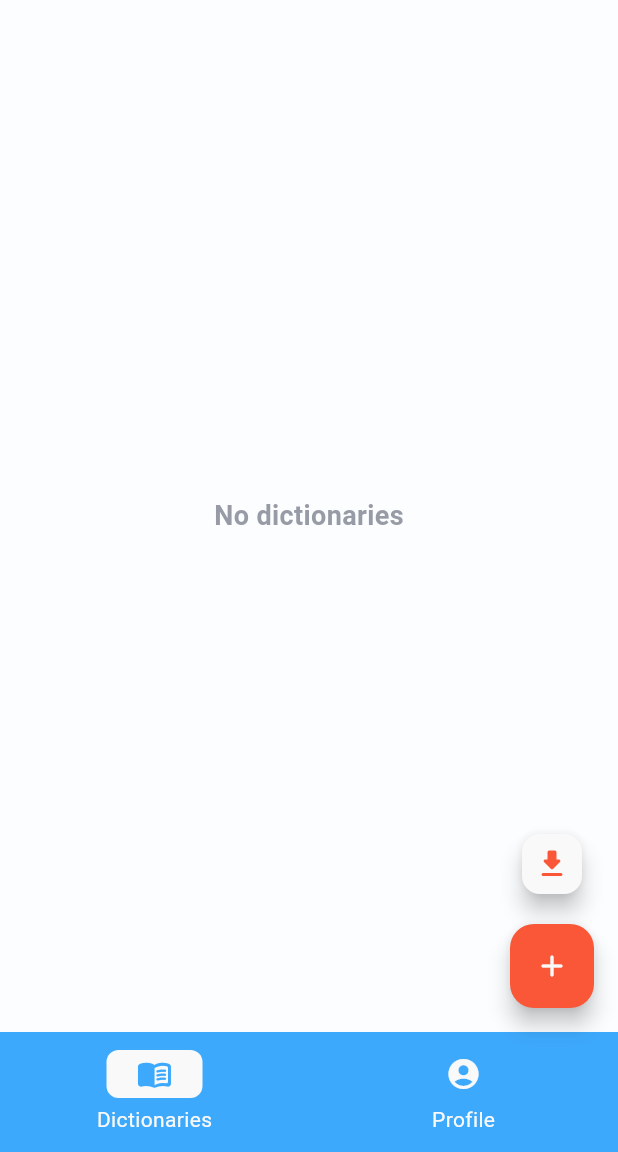
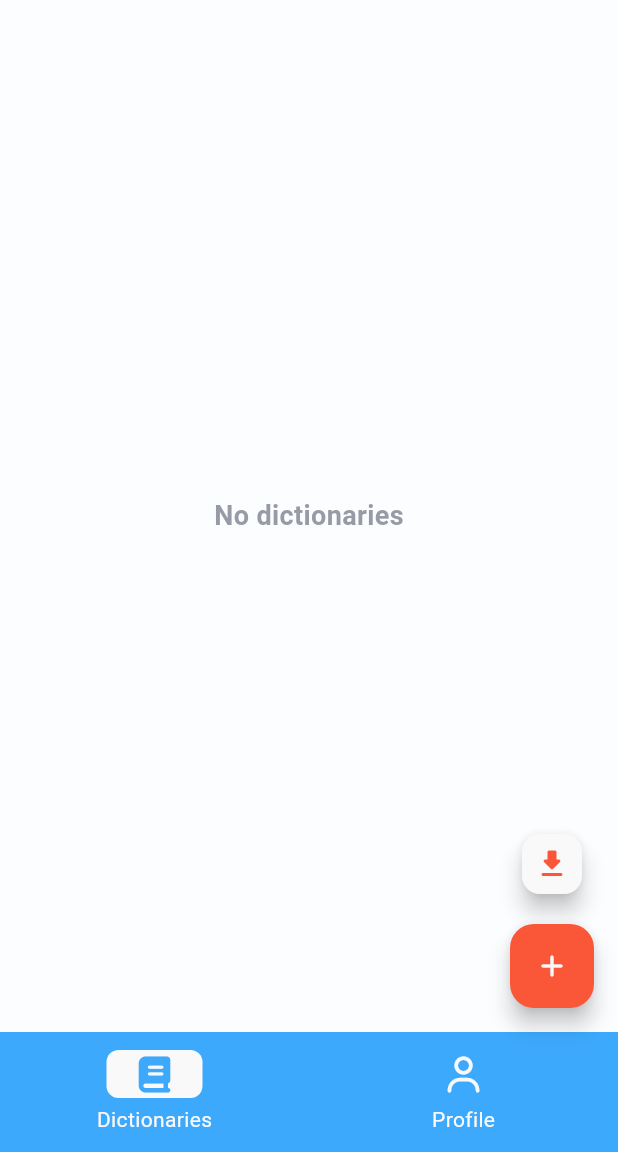
Before and after one commit to 11aghayan/lexivo-flutter, a Flutter app: the screen it shows after launch, on a phone screen of 412 x 824 dp, the part 84-1236 px from its top. Run offline on Flutter 3.47's test engine with Material 3 defaults, Android fonts, the phone set to English and light mode, and no system bars; our stand-ins replace auto_size_text, file_picker, font_awesome_flutter, shared_preferences.

Commit message:
icons updated

```diff
--- a/lib/views/widgets/components/btns/main_page_fab_widget.dart
+++ b/lib/views/widgets/components/btns/main_page_fab_widget.dart
@@ -6,13 +6,8 @@ import 'package:lexivo_flutter/views/theme/theme_colors.dart';
 import 'package:lexivo_flutter/views/widgets/components/dialogs/add_dict_dialog_widget.dart';
 
 class MainPageFabWidget extends StatelessWidget {
-  const MainPageFabWidget({
-    super.key,
-    required this.pageIndex,
-    required this.addDictionary,
-  });
+  const MainPageFabWidget({super.key, required this.addDictionary});
 
-  final int pageIndex;
   final Function(Dictionary) addDictionary;
 
   @override
@@ -28,8 +23,7 @@ class MainPageFabWidget extends StatelessWidget {
       child: Column(
         mainAxisSize: MainAxisSize.min,
         spacing: Sizes.fabVerticalSpacing,
-        children: pageIndex == 0
-            ? [
+        children: [
           FloatingActionButton.small(
             heroTag: "main_page_import_dict_fab",
             onPressed: importDict,
@@ -46,8 +40,7 @@ class MainPageFabWidget extends StatelessWidget {
             onPressed: () => showAddDictDialog(context),
             child: Icon(Icons.add_rounded),
           ),
-              ]
-            : [],
+        ],
       ),
     );
   }
--- a/lib/views/widgets/main_page_widget_tree.dart
+++ b/lib/views/widgets/main_page_widget_tree.dart
@@ -1,5 +1,6 @@
 import 'package:auto_size_text/auto_size_text.dart';
 import 'package:flutter/material.dart';
+import 'package:font_awesome_flutter/font_awesome_flutter.dart';
 import 'package:lexivo_flutter/constants/strings/strings.dart';
 import 'package:lexivo_flutter/data/notifiers.dart';
 import 'package:lexivo_flutter/data/page_data.dart';
@@ -29,6 +30,7 @@ class MainPageWidgetTree extends StatefulWidget {
 }
 
 class _MainPageWidgetTreeState extends State<MainPageWidgetTree> {
+  final strings = KStrings.getStringsForLang(appLangNotifier.value);
   int pageIndex = 0;
 
   @override
@@ -36,13 +38,13 @@ class _MainPageWidgetTreeState extends State<MainPageWidgetTree> {
     List<PageData> pages = [
       PageData(
         "dictionariesPageLabel",
-        Icons.menu_book_rounded,
+        FontAwesomeIcons.book,
         DictionariesPage(
           updateDictionary: updateDictionary,
           deleteDictionary: deleteDictionary,
         ),
       ),
-      PageData("profilePageLabel", Icons.account_circle, ProfilePage()),
+      PageData("profilePageLabel", FontAwesomeIcons.user, ProfilePage()),
     ];
 
     bool isOrientationLandscape =
@@ -92,10 +94,9 @@ class _MainPageWidgetTreeState extends State<MainPageWidgetTree> {
               selectedPageIndex: pageIndex,
               setPageIndex: setPageIndex,
             ),
-      floatingActionButton: MainPageFabWidget(
-        pageIndex: pageIndex,
-        addDictionary: addDictionary,
-      ),
+      floatingActionButton: pageIndex == 0
+          ? MainPageFabWidget(addDictionary: addDictionary)
+          : null,
     );
   }
 
@@ -107,7 +108,6 @@ class _MainPageWidgetTreeState extends State<MainPageWidgetTree> {
 
   void addDictionary(Dictionary dict) {
     bool success = Dictionary.addDictionary(dict);
-    KStrings strings = KStrings.getStringsForLang(appLangNotifier.value);
     showOperationResultSnackbar(
       context: context,
       text: success
@@ -124,7 +124,6 @@ class _MainPageWidgetTreeState extends State<MainPageWidgetTree> {
 
   void updateDictionary(Dictionary dict, Language newLang) {
     bool success = dict.setLanguage(newLang);
-    KStrings strings = KStrings.getStringsForLang(appLangNotifier.value);
     showOperationResultSnackbar(
       context: context,
       text: success
@@ -143,7 +142,7 @@ class _MainPageWidgetTreeState extends State<MainPageWidgetTree> {
     dict.delete();
     showOperationResultSnackbar(
       context: context,
-      text: KStrings.getStringsForLang(appLangNotifier.value).dictionaryDeleted,
+      text: strings.dictionaryDeleted,
       isSuccess: true,
     );
     setState(() {});
--- a/pubspec.yaml
+++ b/pubspec.yaml
@@ -16,6 +16,7 @@ dependencies:
   uuid: ^4.5.1
   visibility_detector: ^0.4.0+2
   auto_size_text: ^3.0.0
+  font_awesome_flutter: ^10.12.0
 
 dev_dependencies:
   build_runner: ^2.6.0
```
Also changed, not shown: lib/views/widgets/dict_page_widget_tree.dart (+7 -27 lines), pubspec.lock. Lines whose indentation alone changed are shown as unchanged.
